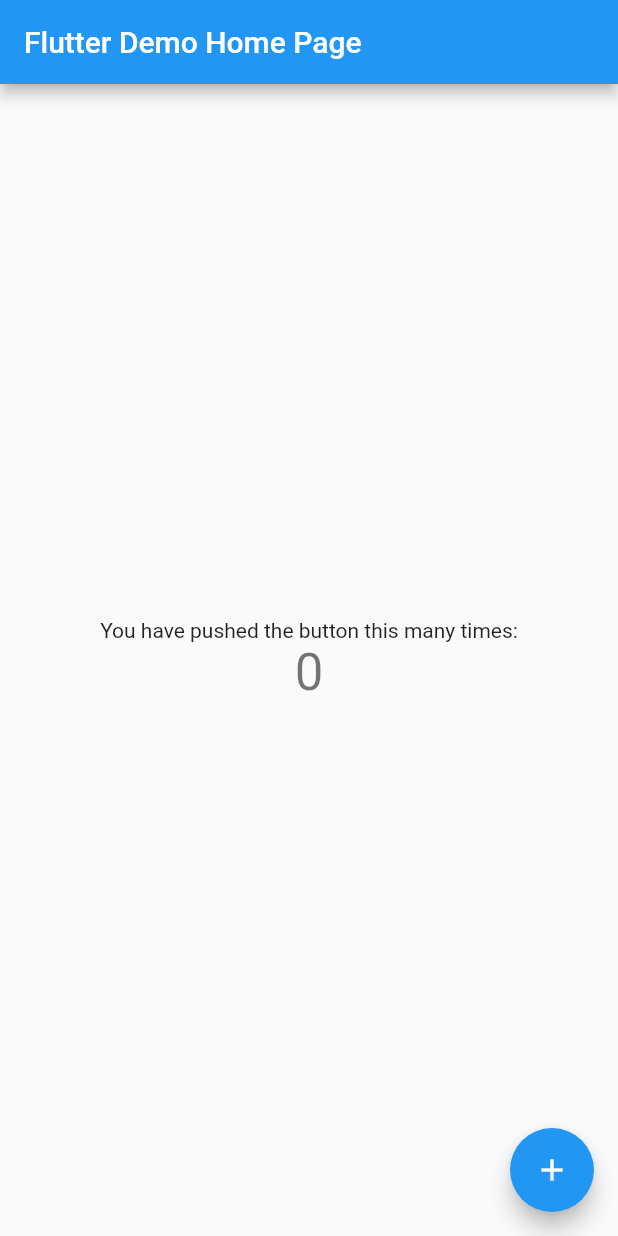
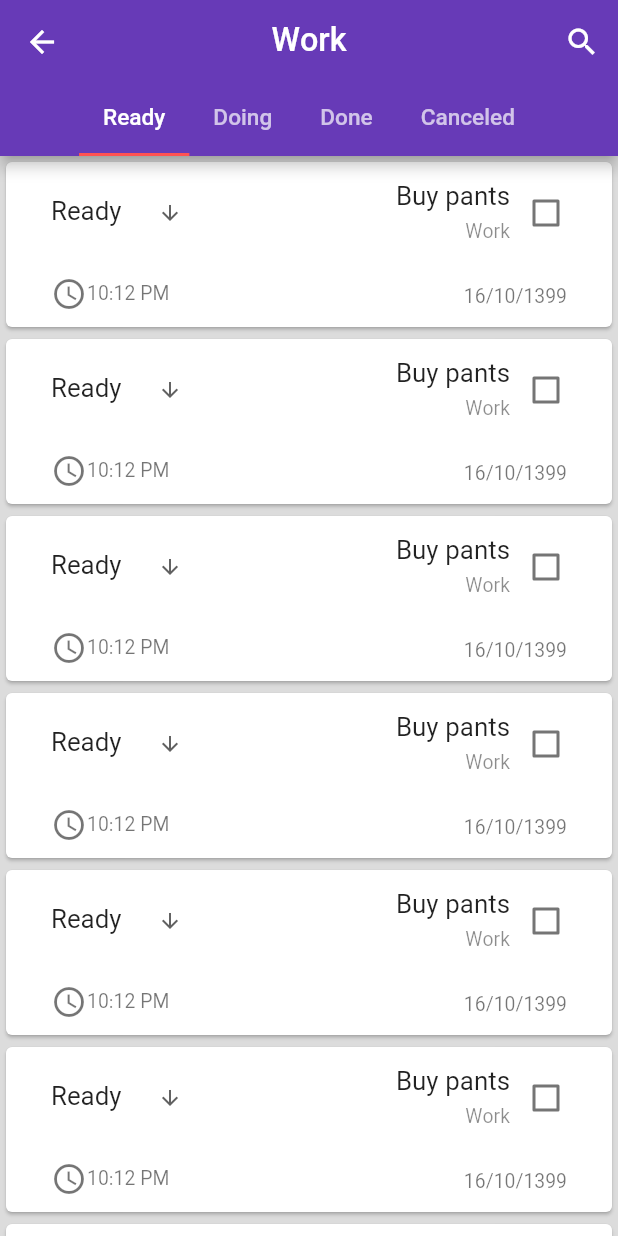
Before and after one commit to Mohammad-Alavi/To-Do-Flutter, a Flutter app: the screen it shows after launch, on a phone screen of 412 x 824 dp. Run offline on Flutter 3.47's test engine with Material 2 defaults, Android fonts, the phone set to English and light mode, and no system bars; our stand-ins replace dartz, equatable.

Commit message:
Semi implement TaskListPage

```diff
--- /dev/null
+++ b/lib/fake-task_model.dart
@@ -0,0 +1,11 @@
+import 'package:belbool_to_do/src/core/task_state.dart';
+
+class FakeTask {
+  final String title;
+  final List<String> description;
+  final String tag;
+  final String dueDate;
+  final TaskState status;
+
+  FakeTask({this.title, this.description, this.tag, this.dueDate, this.status});
+}
--- a/lib/main.dart
+++ b/lib/main.dart
@@ -1,4 +1,6 @@
+import 'package:belbool_to_do/src/core/route_provider.dart';
 import 'package:flutter/material.dart';
+import 'package:flutter/rendering.dart';
 
 void main() {
   runApp(MyApp());
@@ -8,12 +10,17 @@ class MyApp extends StatelessWidget {
   @override
   Widget build(BuildContext context) {
     return MaterialApp(
+      debugShowCheckedModeBanner: false,
       title: 'Flutter Demo',
       theme: ThemeData(
-        primarySwatch: Colors.blue,
+        fontFamily: 'iransans',
+        primarySwatch: Colors.deepPurple,
+        accentColor: Colors.redAccent,
         visualDensity: VisualDensity.adaptivePlatformDensity,
       ),
-      home: MyHomePage(title: 'Flutter Demo Home Page'),
+      initialRoute: RoutesProvider.TASK_LIST_PAGE,
+      routes: RoutesProvider.routes(context),
+//      home: MyHomePage(title: 'Flutter Demo Home Page'),
     );
   }
 }
--- /dev/null
+++ b/lib/src/core/route_provider.dart
@@ -0,0 +1,15 @@
+import 'package:belbool_to_do/src/features/task/presentation/pages/add_edit.dart';
+import 'package:belbool_to_do/src/features/task/presentation/pages/task_list.dart';
+import 'package:flutter/material.dart';
+
+class RoutesProvider {
+  static const String ADD_EDIT_TASK_PAGE = "/add-edit-task";
+  static const String TASK_LIST_PAGE = "/task-list";
+
+  static routes(context) {
+    return {
+      ADD_EDIT_TASK_PAGE: (BuildContext context) => AddEditPage(),
+      TASK_LIST_PAGE: (BuildContext context) => TaskListPage(),
+    };
+  }
+}
--- /dev/null
+++ b/lib/src/core/task_state.dart
@@ -0,0 +1 @@
+enum TaskState { Done, Ready, Canceled, Doing }
--- /dev/null
+++ b/lib/src/features/task/presentation/pages/task_list.dart
@@ -0,0 +1,85 @@
+import 'package:belbool_to_do/src/core/task_state.dart';
+import 'package:belbool_to_do/src/features/task/presentation/widgets/task_list.dart';
+import 'package:flutter/material.dart';
+
+class TaskListPage extends StatefulWidget {
+  @override
+  _TaskListPageState createState() => _TaskListPageState();
+}
+
+class _TaskListPageState extends State<TaskListPage> {
+  bool _typing = false;
+
+  @override
+  Widget build(BuildContext context) {
+    return DefaultTabController(
+      length: TaskState.values.length,
+      child: Scaffold(
+          appBar: AppBar(
+              bottom: TabBar(
+                tabs: <Widget>[
+                  Tab(text: TaskState.Ready.toString().split('.')[1]),
+                  Tab(text: TaskState.Doing.toString().split('.')[1]),
+                  Tab(text: TaskState.Done.toString().split('.')[1]),
+                  Tab(text: TaskState.Canceled.toString().split('.')[1]),
+                ],
+                isScrollable: true,
+              ),
+              automaticallyImplyLeading: false,
+              leading: IconButton(
+                icon: Icon(Icons.arrow_back),
+                onPressed: () {},
+              ),
+              centerTitle: true,
+              title: _buildAppBarTitle(),
+              actions: <Widget>[
+                IconButton(
+                  icon: Icon(_typing ? Icons.done : Icons.search),
+                  onPressed: () {
+                    setState(() {
+                      _typing = !_typing;
+                    });
+                  },
+                ),
+              ]),
+          body: TabBarView(children: <Widget>[
+            TaskList(),
+            Container(
+                child: Tab(
+              text: TaskState.values[TaskState.Ready.index].toString(),
+              icon: Icon(Icons.markunread),
+            )),
+            Container(
+                child: Tab(
+              text: TaskState.values[TaskState.Ready.index].toString(),
+              icon: Icon(Icons.markunread),
+            )),
+            Container(
+                child: Tab(
+              text: TaskState.values[TaskState.Ready.index].toString(),
+              icon: Icon(Icons.markunread),
+            )),
+          ])),
+    );
+  }
+
+  Widget _buildAppBarTitle() {
+    if (_typing) {
+      return TextField(
+        decoration: InputDecoration(
+            hintText: 'Search...',
+            hintStyle: TextStyle(color: Colors.white),
+            enabledBorder: UnderlineInputBorder(
+              borderSide: BorderSide(color: Colors.white),
+            ),
+            focusedBorder: UnderlineInputBorder(
+              borderSide: BorderSide(color: Colors.white),
+            ),
+            border: UnderlineInputBorder(
+              borderSide: BorderSide(color: Colors.white),
+            )),
+      );
+    } else
+      return Text('Work');
+  }
+}
--- /dev/null
+++ b/lib/src/features/task/presentation/widgets/drop_down.dart
@@ -0,0 +1,45 @@
+import 'package:flutter/material.dart';
+
+class TaskStatusDropDown extends StatefulWidget {
+  final String dropdownValue;
+
+  TaskStatusDropDown({@required this.dropdownValue});
+
+  @override
+  _TaskStatusDropDownState createState() => _TaskStatusDropDownState();
+}
+
+class _TaskStatusDropDownState extends State<TaskStatusDropDown> {
+  final List<String> _itemList = ['Ready', 'Done', 'Canceled', 'Doing'];
+
+  @override
+  Widget build(BuildContext context) {
+    return DropdownButton<String>(
+      value: widget.dropdownValue,
+      icon: Icon(Icons.arrow_downward,
+//          color: Colors.white
+      ),
+      iconSize: 16,
+      elevation: 16,
+//      style: TextStyle(color: Colors.white),
+
+      underline: Container(
+        height: 2,
+        color: Colors.white,
+      ),
+      onChanged: (String newValue) {
+          // TODO Implement DropDown onPress functionality
+      },
+      items: _itemList.map<DropdownMenuItem<String>>((String value) {
+        return DropdownMenuItem<String>(
+          value: value,
+          child: Text(
+            value,
+//            style: TextStyle(color: Colors.white),
+//            style: TextStyle(color: Theme.of(context).primaryColor),
+          ),
+        );
+      }).toList(),
+    );
+  }
+}
--- /dev/null
+++ b/lib/src/features/task/presentation/widgets/task_card.dart
@@ -0,0 +1,126 @@
+import 'package:belbool_to_do/src/features/task/presentation/widgets/drop_down.dart';
+import 'package:flutter/cupertino.dart';
+import 'package:flutter/material.dart';
+
+class TaskCard extends StatefulWidget {
+  @override
+  _TaskCardState createState() => _TaskCardState();
+}
+
+class _TaskCardState extends State<TaskCard> {
+  bool _completed = false;
+  String _dropdownValue = 'Ready';
+  Color _secondaryColor = Colors.black54;
+
+  @override
+  Widget build(BuildContext context) {
+    return Card(
+      child: Container(
+        height: 90,
+        margin: EdgeInsets.symmetric(vertical: 10, horizontal: 20),
+        child: Column(
+          children: <Widget>[
+            Row(
+              children: <Widget>[
+                Flexible(
+                  flex: 1,
+                  child: Padding(
+                    padding: const EdgeInsets.only(left: 10),
+                    child: Row(
+                      children: <Widget>[
+                        TaskStatusDropDown(dropdownValue: _dropdownValue),
+                      ],
+                    ),
+                  ),
+                ),
+                Flexible(
+                  flex: 1,
+                  child: Row(
+                    children: <Widget>[
+                      Expanded(child: _buildCheckBox()),
+                    ],
+                  ),
+                ),
+              ],
+            ),
+            Flexible(
+              child: Container(
+                height: 60,
+                padding: const EdgeInsets.symmetric(vertical: 0, horizontal: 10),
+                child: Row(
+                  crossAxisAlignment: CrossAxisAlignment.end,
+                  children: <Widget>[
+                    Flexible(flex: 1, child: _buildTime()),
+                    Flexible(flex: 1, child: _buildDate())
+                  ],
+                ),
+              ),
+            ),
+//            Divider(
+//              height: 15,
+//              color: Colors.grey,
+//            )
+          ],
+        ),
+      ),
+    );
+  }
+
+  ////////////////
+  /// Components
+  ///////////////
+
+  Widget _buildCheckBox() {
+    return Container(
+      child: Row(
+        children: <Widget>[
+          Expanded(
+            child: Column(
+              crossAxisAlignment: CrossAxisAlignment.end,
+              children: <Widget>[
+                Text(
+                  'Buy pants',
+                  style: TextStyle(fontSize: 16),
+                ),
+                Text(
+                  'Work',
+                  style: TextStyle(fontSize: 12, color: Colors.black45),
+                ),
+              ],
+            ),
+          ),
+          Checkbox(
+              checkColor: Colors.white,
+              activeColor: Colors.green,
+              value: _completed,
+              onChanged: (bool value) {
+                setState(() {
+                  _completed = value;
+                });
+              }),
+        ],
+      ),
+    );
+  }
+
+  Widget _buildDate() {
+    return Row(mainAxisAlignment: MainAxisAlignment.end, children: <Widget>[
+      Text(
+        '16/10/1399',
+        style: TextStyle(fontSize: 12, color: _secondaryColor),
+      )
+    ]);
+  }
+
+  Widget _buildTime() {
+    return Row(
+      children: <Widget>[
+        Icon(Icons.access_time, color: _secondaryColor),
+        Text(
+          '10:12 PM',
+          style: TextStyle(fontSize: 12, color: _secondaryColor),
+        )
+      ],
+    );
+  }
+}
--- /dev/null
+++ b/lib/src/features/task/presentation/widgets/task_list.dart
@@ -0,0 +1,58 @@
+import 'package:belbool_to_do/fake-task_model.dart';
+import 'package:belbool_to_do/src/core/task_state.dart';
+import 'package:belbool_to_do/src/features/task/presentation/widgets/task_card.dart';
+import 'package:flutter/cupertino.dart';
+import 'package:flutter/material.dart';
+
+class TaskList extends StatefulWidget {
+  @override
+  _TaskListState createState() => _TaskListState();
+}
+
+class _TaskListState extends State<TaskList> {
+  List<FakeTask> _fakeTaskList = [
+    FakeTask(
+        title: 'test',
+        dueDate: '16/10/1368',
+        status: TaskState.Canceled,
+        description: [],
+        tag: 'work'),
+    FakeTask(
+        title: 'test',
+        dueDate: '16/10/1368',
+        status: TaskState.Ready,
+        description: [],
+        tag: 'work'),
+    FakeTask(
+        title: 'test',
+        dueDate: '16/10/1368',
+        status: TaskState.Doing,
+        description: [],
+        tag: 'work'),
+    FakeTask(
+        title: 'test',
+        dueDate: '16/10/1368',
+        status: TaskState.Done,
+        description: [],
+        tag: 'work'),
+  ];
+
+  @override
+  Widget build(BuildContext context) {
+    return Container(
+      decoration: BoxDecoration(color: Colors.black12),
+      child: ListView(
+        children: <Widget>[
+          TaskCard(),
+          TaskCard(),
+          TaskCard(),
+          TaskCard(),
+          TaskCard(),
+          TaskCard(),
+          TaskCard(),
+          TaskCard(),
+        ],
+      ),
+    );
+  }
+}
```
Also changed, not shown: lib/src/features/task/presentation/pages/add_edit.dart (+109 -2 lines), lib/src/features/task/presentation/widgets/text_form_field.dart (added, +35 -0 lines).
